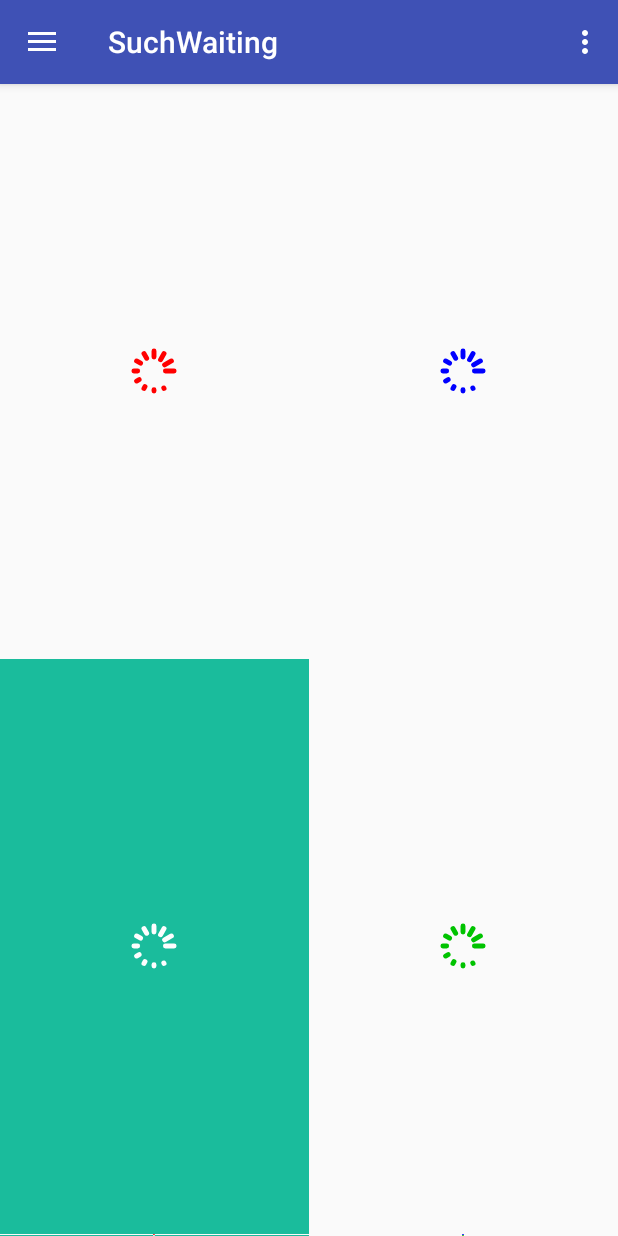
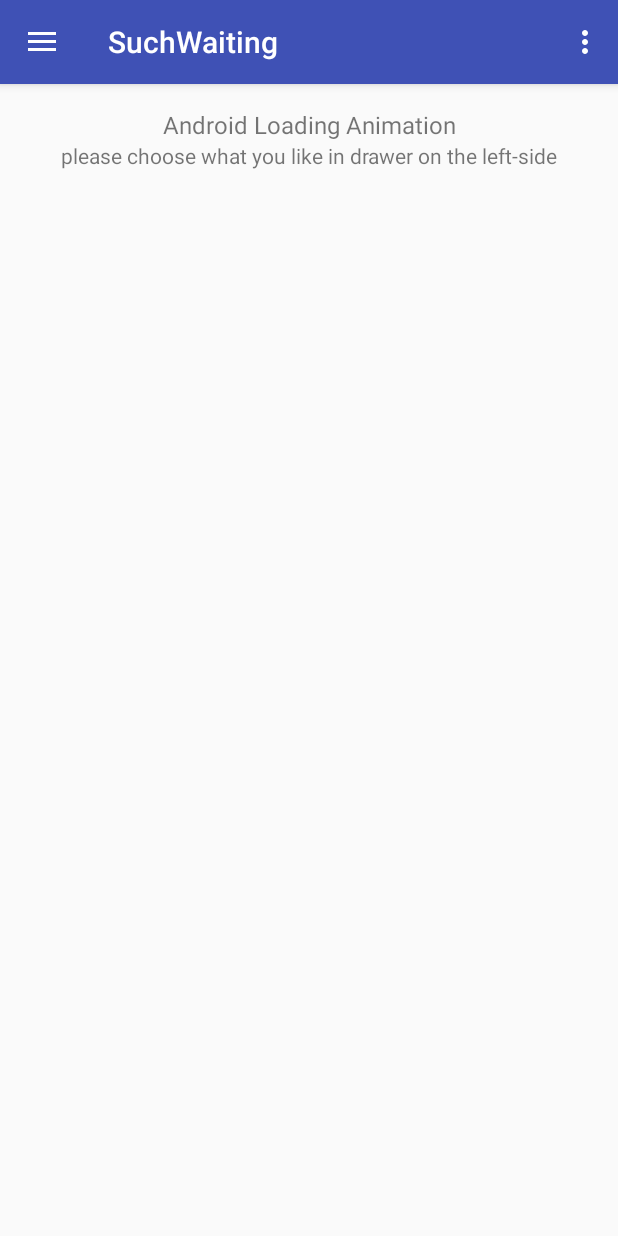
Before and after one commit to kapaseker/SuchWaiting, an Android app: the screen it shows after launch (SampleActivity), in the options menu, after a tap on "Settings", on a phone screen of 412 x 824 dp. Run offline under Robolectric (Android 15) with nearby library versions, the phone set to English and light mode, and no system bars.

Commit message:
smaple的切换效果

```diff
--- a/app/src/main/java/azalea/com/suchwating/SampleActivity.java
+++ b/app/src/main/java/azalea/com/suchwating/SampleActivity.java
@@ -3,7 +3,10 @@ package azalea.com.suchwating;
 import android.os.Bundle;
 import android.support.design.widget.NavigationView;
 import android.support.v4.app.Fragment;
+import android.support.v4.app.FragmentManager;
+import android.support.v4.app.FragmentStatePagerAdapter;
 import android.support.v4.view.GravityCompat;
+import android.support.v4.view.ViewPager;
 import android.support.v4.widget.DrawerLayout;
 import android.support.v7.app.ActionBarDrawerToggle;
 import android.support.v7.app.AppCompatActivity;
@@ -12,12 +15,25 @@ import android.view.Menu;
 import android.view.MenuItem;
 
 import azalea.com.suchwating.sample.ColorLineDotFragment;
+import azalea.com.suchwating.sample.IndexFragment;
 
 public class SampleActivity extends AppCompatActivity
-		implements NavigationView.OnNavigationItemSelectedListener {
+		implements NavigationView.OnNavigationItemSelectedListener, ViewPager.OnPageChangeListener {
 
 	private DrawerLayout mMenuDrawer = null;
 	private ActionBarDrawerToggle mDrawerToggle = null;
+	private ViewPager mSampleViewPager = null;
+	NavigationView mNavigationView = null;
+
+	private static final Fragment[] SAMPLE_FRAGMENTS = new Fragment[]{
+			new IndexFragment(),
+			new ColorLineDotFragment(),
+	};
+
+	private static final int[] INDEX_IDS = new int[]{
+			R.id.nav_index,
+			R.id.nav_color_line_dot,
+	};
 
 	@Override
 	protected void onCreate(Bundle savedInstanceState) {
@@ -32,12 +48,15 @@ public class SampleActivity extends AppCompatActivity
 		mMenuDrawer.addDrawerListener(mDrawerToggle);
 		mDrawerToggle.syncState();
 
-		NavigationView navigationView = (NavigationView) findViewById(R.id.nav_view);
-		navigationView.setNavigationItemSelectedListener(this);
+		mNavigationView = (NavigationView) findViewById(R.id.nav_view);
+		mNavigationView.setNavigationItemSelectedListener(this);
 
-//		if (getSupportFragmentManager().getFragments() == null || getSupportFragmentManager().getFragments().size() == 0) {
-//			goFragment(new IndexFragment(), IndexFragment.TAG_FRAGMENT);
-//		}
+		mSampleViewPager = (ViewPager) findViewById(R.id.viewpager);
+		mSampleViewPager.setAdapter(new SamplePageAdapter(getSupportFragmentManager(),SAMPLE_FRAGMENTS));
+		mSampleViewPager.setCurrentItem(0);
+		mNavigationView.setCheckedItem(R.id.nav_index);
+
+		mSampleViewPager.addOnPageChangeListener(this);
 	}
 
 	@Override
@@ -83,8 +102,11 @@ public class SampleActivity extends AppCompatActivity
 		// Handle navigation view item clicks here.
 
 		switch (item.getItemId()){
+			case R.id.nav_index:
+				goFragment(0);
+				break;
 			case R.id.nav_color_line_dot:
-				goFragment(new ColorLineDotFragment(),ColorLineDotFragment.TAG_FRAGMENT);
+				goFragment(1);
 				break;
 		}
 
@@ -93,10 +115,45 @@ public class SampleActivity extends AppCompatActivity
 		return true;
 	}
 
-	private void goFragment(Fragment fragment, String tag) {
-		getSupportFragmentManager()
-				.beginTransaction()
-				.replace(R.id.fragment, fragment, tag)
-				.commit();
+	private void goFragment(int index) {
+		if(mSampleViewPager.getCurrentItem() != index){
+			mSampleViewPager.setCurrentItem(index);
+		}
+	}
+
+	@Override
+	public void onPageScrolled(int position, float positionOffset, int positionOffsetPixels) {
+
+	}
+
+	@Override
+	public void onPageSelected(int position) {
+		mNavigationView.setCheckedItem(INDEX_IDS[position]);
+	}
+
+	@Override
+	public void onPageScrollStateChanged(int state) {
+
+	}
+
+
+	private static class SamplePageAdapter extends FragmentStatePagerAdapter {
+
+		Fragment[] mFragments = null;
+
+		public SamplePageAdapter(FragmentManager fm, Fragment[] frags) {
+			super(fm);
+			mFragments = frags;
+		}
+
+		@Override
+		public Fragment getItem(int position) {
+			return mFragments[position];
+		}
+
+		@Override
+		public int getCount() {
+			return mFragments.length;
+		}
 	}
 }
--- a/app/src/main/res/layout/activity_sample.xml
+++ b/app/src/main/res/layout/activity_sample.xml
@@ -9,32 +9,7 @@
     android:fitsSystemWindows="true"
     tools:openDrawer="start">
 
-    <LinearLayout
-        android:layout_width="match_parent"
-        android:layout_height="match_parent"
-        android:orientation="vertical">
-
-        <android.support.design.widget.AppBarLayout
-            android:layout_width="match_parent"
-            android:layout_height="wrap_content"
-            android:theme="@style/AppTheme.AppBarOverlay">
-
-            <android.support.v7.widget.Toolbar
-                android:id="@+id/toolbar"
-                android:layout_width="match_parent"
-                android:layout_height="?attr/actionBarSize"
-                android:background="?attr/colorPrimary"
-                app:popupTheme="@style/AppTheme.PopupOverlay"/>
-
-        </android.support.design.widget.AppBarLayout>
-
-        <fragment
-            android:id="@+id/fragment"
-            android:name="azalea.com.suchwating.sample.ColorLineDotFragment"
-            android:layout_width="match_parent"
-            android:layout_height="match_parent"></fragment>
-
-    </LinearLayout>
+    <include layout="@layout/app_bar_sample"/>
 
     <android.support.design.widget.NavigationView
         android:id="@+id/nav_view"
--- a/app/src/main/res/layout/content_sample.xml
+++ b/app/src/main/res/layout/content_sample.xml
@@ -7,10 +7,9 @@
     tools:context="azalea.com.suchwating.SampleActivity"
     tools:showIn="@layout/app_bar_sample">
 
-    <fragment
-        android:id="@+id/container"
-        android:name="azalea.com.suchwating.sample.IndexFragment"
+    <android.support.v4.view.ViewPager
+        android:id="@+id/viewpager"
         android:layout_width="match_parent"
-        android:layout_height="match_parent"></fragment>
+        android:layout_height="match_parent"/>
 
 </RelativeLayout>
--- a/app/src/main/res/menu/activity_sample_drawer.xml
+++ b/app/src/main/res/menu/activity_sample_drawer.xml
@@ -2,6 +2,9 @@
 <menu xmlns:android="http://schemas.android.com/apk/res/android">
 
     <group android:checkableBehavior="single">
+        <item
+            android:id="@+id/nav_index"
+            android:title="@string/menu_item_index"/>
         <item
             android:id="@+id/nav_color_line_dot"
             android:title="@string/menu_item_dot_waiting"/>
--- a/app/src/main/res/values/strings.xml
+++ b/app/src/main/res/values/strings.xml
@@ -8,5 +8,6 @@
 
     <string name="action_settings">Settings</string>
 
-    <string name="menu_item_dot_waiting">dot waiting</string>
+    <string name="menu_item_index">Index</string>
+    <string name="menu_item_dot_waiting">Dot Waiting</string>
 </resources>
```
